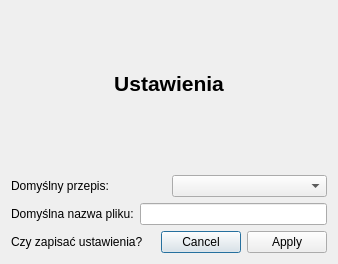
Old version of the form ui/settings.ui in the repository sealcode/gpandoc.
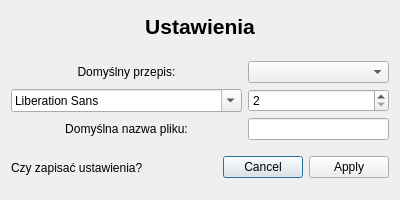
New version of the form.

Commit message: Add support for reading and writing settings for default interface and recipes.

The edit to the form file:
```diff
--- a/ui/settings.ui
+++ b/ui/settings.ui
@@ -6,53 +6,139 @@
    <rect>
     <x>0</x>
     <y>0</y>
-    <width>338</width>
-    <height>264</height>
+    <width>400</width>
+    <height>200</height>
    </rect>
   </property>
+  <property name="sizePolicy">
+   <sizepolicy hsizetype="Expanding" vsizetype="Expanding">
+    <horstretch>0</horstretch>
+    <verstretch>0</verstretch>
+   </sizepolicy>
+  </property>
+  <property name="minimumSize">
+   <size>
+    <width>400</width>
+    <height>200</height>
+   </size>
+  </property>
+  <property name="maximumSize">
+   <size>
+    <width>16777215</width>
+    <height>16777215</height>
+   </size>
+  </property>
   <property name="windowTitle">
    <string>Dialog</string>
   </property>
+  <layout class="QVBoxLayout" name="verticalLayout_2">
+   <item>
   <layout class="QVBoxLayout" name="verticalLayout">
    <item>
     <widget class="QLabel" name="label_1">
+       <property name="sizePolicy">
+        <sizepolicy hsizetype="Expanding" vsizetype="Expanding">
+         <horstretch>0</horstretch>
+         <verstretch>0</verstretch>
+        </sizepolicy>
+       </property>
      <property name="text">
       <string>&lt;html&gt;&lt;head/&gt;&lt;body&gt;&lt;p align=&quot;center&quot;&gt;&lt;span style=&quot; font-size:16pt; font-weight:600;&quot;&gt;Ustawienia&lt;br/&gt;&lt;/span&gt;&lt;/p&gt;&lt;/body&gt;&lt;/html&gt;</string>
      </property>
     </widget>
    </item>
    <item>
-    <layout class="QHBoxLayout" name="horizontal_layout_1">
-     <item>
+      <layout class="QGridLayout" name="gridLayout">
+       <item row="1" column="1">
+        <widget class="QSpinBox" name="spin_box_1">
+         <property name="sizePolicy">
+          <sizepolicy hsizetype="Expanding" vsizetype="Expanding">
+           <horstretch>0</horstretch>
+           <verstretch>0</verstretch>
+          </sizepolicy>
+         </property>
+         <property name="minimum">
+          <number>2</number>
+         </property>
+         <property name="maximum">
+          <number>16</number>
+         </property>
+        </widget>
+       </item>
+       <item row="2" column="1">
+        <widget class="QLineEdit" name="line_edit_1">
+         <property name="sizePolicy">
+          <sizepolicy hsizetype="Expanding" vsizetype="Expanding">
+           <horstretch>0</horstretch>
+           <verstretch>0</verstretch>
+          </sizepolicy>
+         </property>
+        </widget>
+       </item>
+       <item row="0" column="0">
       <widget class="QLabel" name="label_2">
+         <property name="sizePolicy">
+          <sizepolicy hsizetype="Expanding" vsizetype="Expanding">
+           <horstretch>0</horstretch>
+           <verstretch>0</verstretch>
+          </sizepolicy>
+         </property>
        <property name="text">
         <string>Domyślny przepis:</string>
        </property>
-      </widget>
-     </item>
-     <item>
-      <widget class="QComboBox" name="combo_box_1"/>
-     </item>
-    </layout>
-   </item>
-   <item>
-    <layout class="QHBoxLayout" name="horizontal_layout_2">
-     <item>
+         <property name="alignment">
+          <set>Qt::AlignCenter</set>
+         </property>
+        </widget>
+       </item>
+       <item row="0" column="1">
+        <widget class="QComboBox" name="combo_box_1">
+         <property name="sizePolicy">
+          <sizepolicy hsizetype="Expanding" vsizetype="Expanding">
+           <horstretch>0</horstretch>
+           <verstretch>0</verstretch>
+          </sizepolicy>
+         </property>
+        </widget>
+       </item>
+       <item row="2" column="0">
       <widget class="QLabel" name="label_3">
+         <property name="sizePolicy">
+          <sizepolicy hsizetype="Expanding" vsizetype="Expanding">
+           <horstretch>0</horstretch>
+           <verstretch>0</verstretch>
+          </sizepolicy>
+         </property>
        <property name="text">
         <string>Domyślna nazwa pliku:</string>
        </property>
-      </widget>
-     </item>
-     <item>
-      <widget class="QLineEdit" name="line_edit_1"/>
+         <property name="alignment">
+          <set>Qt::AlignCenter</set>
+         </property>
+        </widget>
+       </item>
+       <item row="1" column="0">
+        <widget class="QFontComboBox" name="font_box_1">
+         <property name="sizePolicy">
+          <sizepolicy hsizetype="Expanding" vsizetype="Expanding">
+           <horstretch>0</horstretch>
+           <verstretch>0</verstretch>
+          </sizepolicy>
+         </property>
+        </widget>
      </item>
     </layout>
    </item>
    <item>
     <layout class="QHBoxLayout" name="horizontalLayout">
      <item>
-      <widget class="QLabel" name="label">
+        <widget class="QLabel" name="label_4">
+         <property name="sizePolicy">
+          <sizepolicy hsizetype="Expanding" vsizetype="Expanding">
+           <horstretch>0</horstretch>
+           <verstretch>0</verstretch>
+          </sizepolicy>
+         </property>
        <property name="text">
         <string>Czy zapisać ustawienia?</string>
        </property>
@@ -60,6 +146,12 @@
      </item>
      <item>
       <widget class="QDialogButtonBox" name="buttonBox">
+         <property name="sizePolicy">
+          <sizepolicy hsizetype="Expanding" vsizetype="Expanding">
+           <horstretch>0</horstretch>
+           <verstretch>0</verstretch>
+          </sizepolicy>
+         </property>
        <property name="orientation">
         <enum>Qt::Horizontal</enum>
        </property>
@@ -74,6 +166,8 @@
     </layout>
    </item>
   </layout>
+   </item>
+  </layout>
  </widget>
  <resources/>
  <connections/>
```
Left out of the diff: 6 changed lines with no effect on the pictures. Lines whose indentation alone changed are shown as unchanged. The commit also changes 14 other files.
